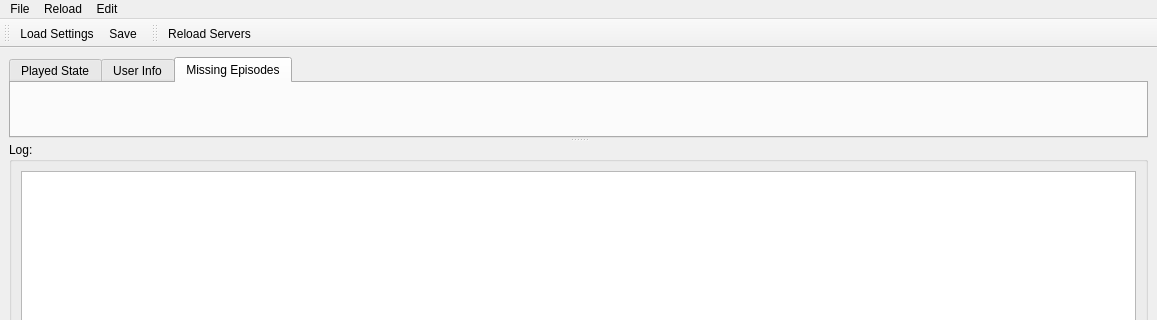
Before: the Qt Designer form UI/MainWindow.ui in towel42-com/EmbySync, drawn with Qt 5; both pictures show x 0 to 1157 and y 0 to 320 of the 1157 by 826 pixel window.
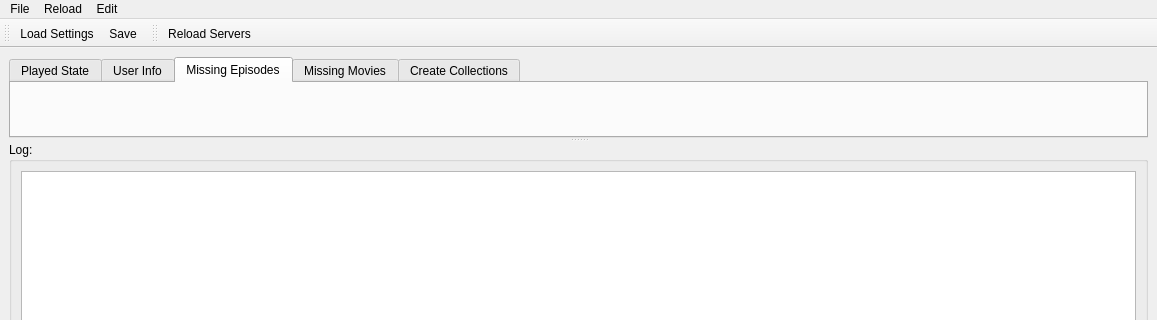
After: the same form once the commit is applied. The open tabs and pages were chosen to show the change. Icons and pictures are not drawn. Custom widgets are drawn as their Qt base class.

Commit message: Support for finding missing movies, episodes and creating collections

Diff of the .ui file:
```diff
--- a/UI/MainWindow.ui
+++ b/UI/MainWindow.ui
@@ -39,6 +39,16 @@
          <string>Missing Episodes</string>
         </attribute>
        </widget>
+       <widget class="CMissingMovies" name="missingMovies">
+        <attribute name="title">
+         <string>Missing Movies</string>
+        </attribute>
+       </widget>
+       <widget class="CCreateCollections" name="createCollections">
+        <attribute name="title">
+         <string>Create Collections</string>
+        </attribute>
+       </widget>
       </widget>
       <widget class="QGroupBox" name="groupBox">
        <property name="title">
@@ -230,6 +240,18 @@
    <header>MissingEpisodes.h</header>
    <container>1</container>
   </customwidget>
+  <customwidget>
+   <class>CMissingMovies</class>
+   <extends>QWidget</extends>
+   <header>MissingMovies.h</header>
+   <container>1</container>
+  </customwidget>
+  <customwidget>
+   <class>CCreateCollections</class>
+   <extends>QWidget</extends>
+   <header>CreateCollections.h</header>
+   <container>1</container>
+  </customwidget>
  </customwidgets>
  <resources>
   <include location="EmbySync.qrc"/>
```
Left out of the diff: 2 changed lines with no effect on the pictures. The commit also changes 34 other files.
